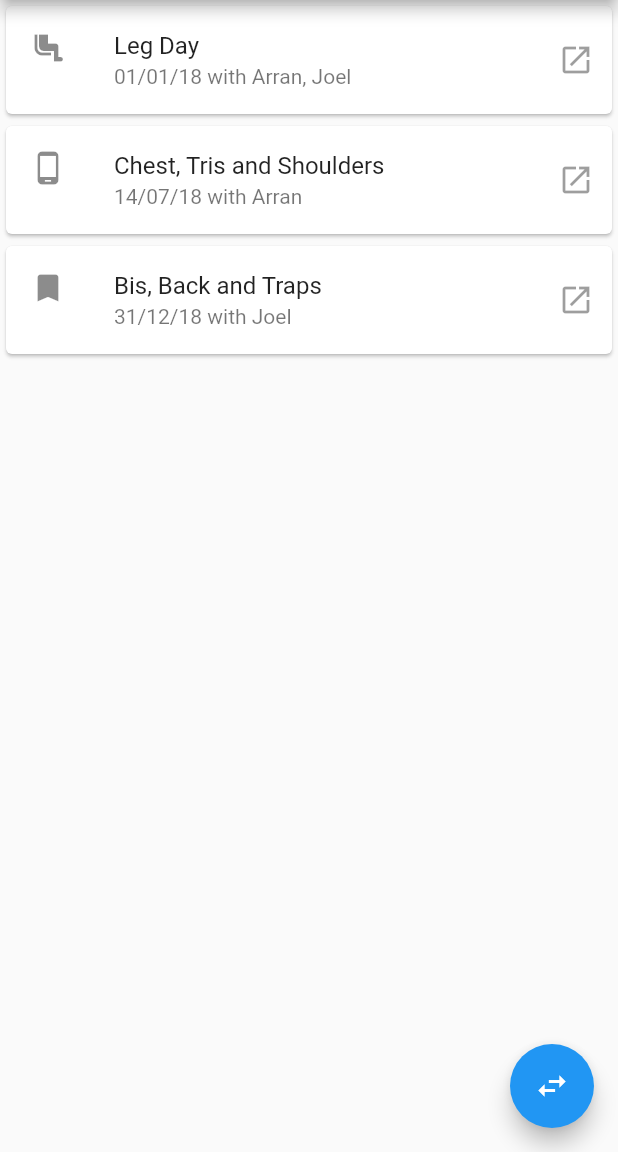
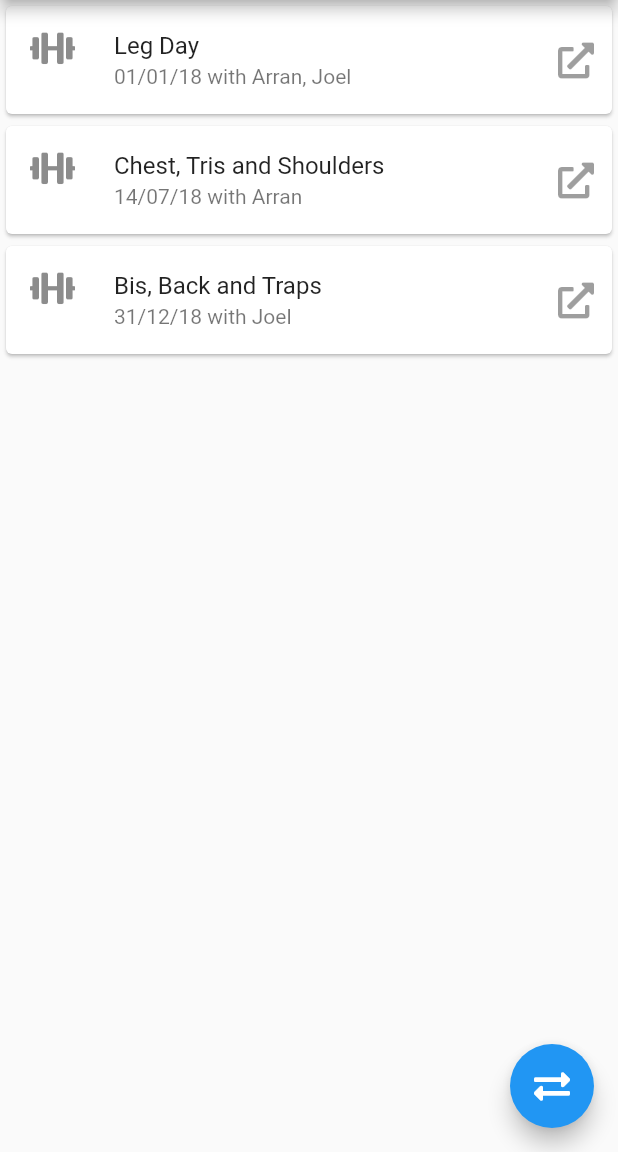
Before and after one commit to DarthEmpty/kilo, a Flutter app: the Home screen opened directly, on a phone screen of 412 x 824 dp, the part 84-1236 px from its top. Run offline on Flutter 3.47's test engine with Material 2 defaults, Android fonts, the phone set to English and light mode, and no system bars; our stand-ins replace date_format, font_awesome_flutter.

Commit message:
Install FontAwesome and make HomeCard Json serialisable

```diff
--- a/lib/pages/home.dart
+++ b/lib/pages/home.dart
@@ -1,11 +1,14 @@
+import 'dart:convert';
+
 import 'package:flutter/material.dart';
 import 'package:kilo/utils/home_card.dart';
+import 'package:font_awesome_flutter/font_awesome_flutter.dart';
 
 
 class Home extends StatefulWidget {
+  final String title;
+
   Home({Key key, this.title}) : super(key: key);
-
-  final String title;
 
   @override
   _HomeState createState() => _HomeState();
@@ -16,27 +19,30 @@ class _HomeState extends State<Home> {
 
   @override
   Widget build(BuildContext context) {
+    print(json.encode(HomeCard(
+      title: "Leg Day",
+      date: DateTime(2018, 1, 1),
+      subtitle: "with Arran, Joel",
+    )));
+
     return Scaffold(
       appBar: AppBar(
         title: Text(widget.title),
       ),
       body: ListView(
         children: [
-          HomeCard.fromDetails(
+          HomeCard(
             title: "Leg Day",
-            icon: Icons.airline_seat_legroom_normal,
             date: DateTime(2018, 1, 1),
             subtitle: "with Arran, Joel",
           ),
-          HomeCard.fromDetails(
+          HomeCard(
             title: "Chest, Tris and Shoulders",
-            icon: Icons.phone_android,
             date: DateTime(2018, 7, 14),
             subtitle: "with Arran",
           ),
-          HomeCard.fromDetails(
+          HomeCard(
             title: "Bis, Back and Traps",
-            icon: Icons.bookmark,
             date: DateTime(2018, 12, 31),
             subtitle: "with Joel",
           ),
@@ -45,7 +51,7 @@ class _HomeState extends State<Home> {
       floatingActionButton: FloatingActionButton(
         onPressed: () => this._toIntro(context),
         tooltip: 'Toggle Content On/Off',
-        child: Icon(Icons.swap_horiz),
+        child: Icon(FontAwesomeIcons.exchangeAlt),
       ),
     );
   }
--- a/lib/pages/intro.dart
+++ b/lib/pages/intro.dart
@@ -1,5 +1,7 @@
 import 'package:flutter/material.dart';
 import 'package:kilo/pages/home.dart';
+import 'package:font_awesome_flutter/font_awesome_flutter.dart';
+
 
 class Intro extends StatelessWidget {
   void _toHome(BuildContext context) {
@@ -24,7 +26,7 @@ class Intro extends StatelessWidget {
       floatingActionButton: FloatingActionButton(
         onPressed: () => this._toHome(context),
         tooltip: "Go Home",
-        child: Icon(Icons.home),
+        child: Icon(FontAwesomeIcons.home),
       ),
     );
   }
--- a/lib/utils/home_card.dart
+++ b/lib/utils/home_card.dart
@@ -1,29 +1,46 @@
 import 'package:flutter/material.dart';
 import 'package:date_format/date_format.dart';
+import 'package:font_awesome_flutter/font_awesome_flutter.dart';
 
 
 class HomeCard extends Card {
+  final String title;
+  final DateTime date;
+  final String subtitle;
+
   static String _toDateString(DateTime datetime) {
     return formatDate(datetime, [dd, "/", mm, "/", yy]);
   }
 
-  HomeCard({child}): super(child: child);
-
-  HomeCard.fromDetails({title, icon, date, subtitle}): this(
+  HomeCard({this.title, this.date, this.subtitle}): super(
     child: Row(
       children: <Widget>[
         Expanded(
           child: ListTile(
-            leading: Icon(icon),
+            leading: Icon(FontAwesomeIcons.dumbbell),
             title: Text(title),
             subtitle: Text(HomeCard._toDateString(date) + " " + subtitle),
           )
         ),
         IconButton(
           onPressed: null,
-          icon: Icon(Icons.open_in_new),
+          icon: Icon(FontAwesomeIcons.externalLinkAlt),
         ),
       ],
     )
   );
+
+  factory HomeCard.fromJson(Map<String, dynamic> json) {
+    return HomeCard(
+      title: json["title"] as String,
+      date: DateTime.fromMillisecondsSinceEpoch(json["date"] as int),
+      subtitle: json["subtitle"] as String,
+    );
+  }
+
+  Map<String, dynamic> toJson() => {
+    "title": this.title,
+    "date": this.date.millisecondsSinceEpoch,
+    "subtitle": this.subtitle
+  };
 }
--- a/pubspec.yaml
+++ b/pubspec.yaml
@@ -20,6 +20,7 @@ dependencies:
   # Use with the CupertinoIcons class for iOS style icons.
   cupertino_icons: ^0.1.2
   date_format: ^1.0.5
+  font_awesome_flutter: ^8.2.0
 
 dev_dependencies:
   flutter_test:
```
